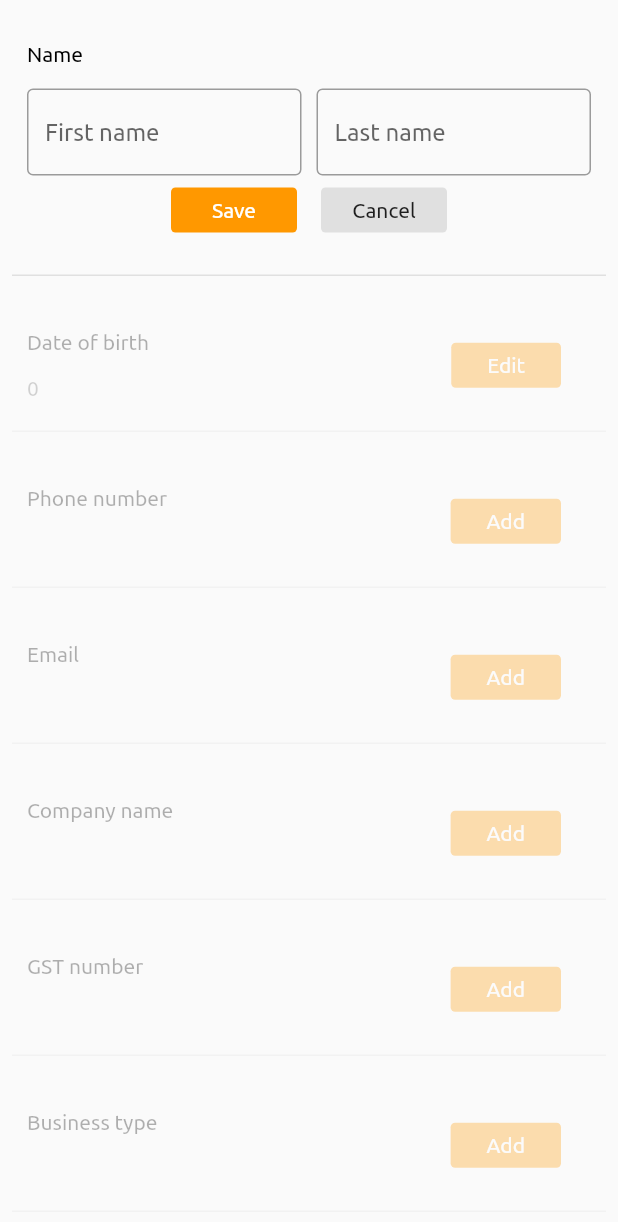
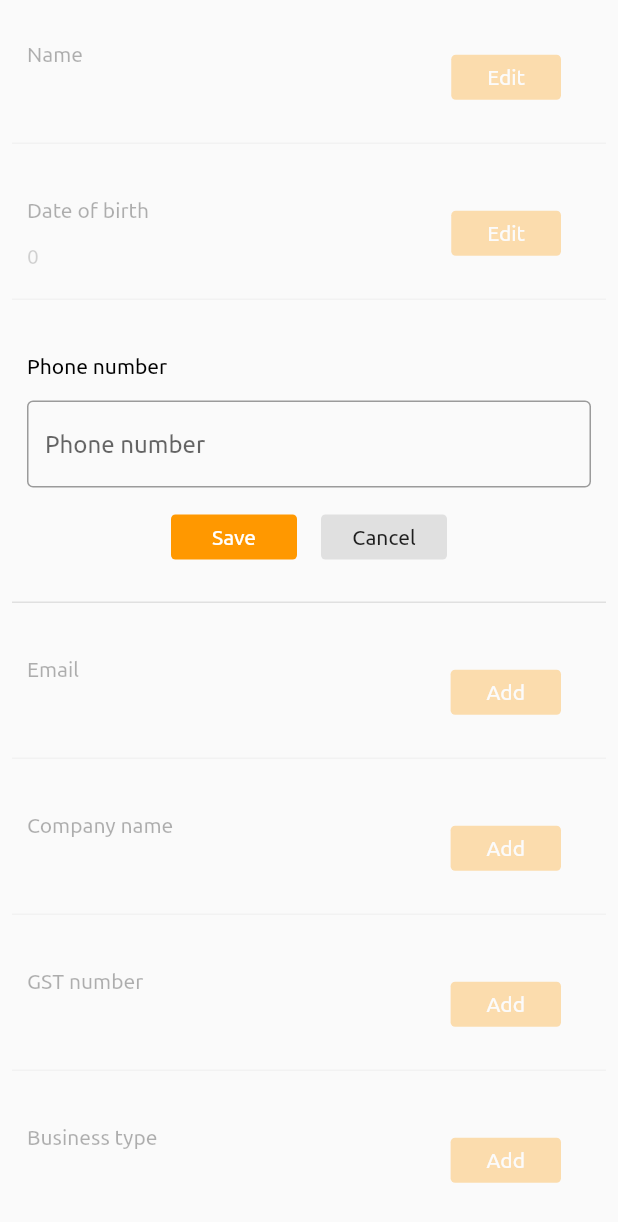
Before and after one commit to krube37/AdWaes, a Flutter app: the _InfoContent widget shown alone on an empty page, opened directly, after a tap on "Edit", after a tap on "Cancel", after a tap on "Add", on a phone screen of 412 x 824 dp. Shown: the top 1222 px of the screen. Run offline on Flutter 3.47's test engine with Material 2 defaults, Android fonts, the phone set to English and light mode, and no system bars; our stand-ins replace carousel_slider, cloud_firestore, firebase_auth, firebase_core, flutter_sticky_header, google_sign_in and 2 more; missing offline and left inert: flutter_firebase_recaptcha; accounts and stored records are empty; network calls fail; project files that could hold a hidden picture were left out.

Commit message:
optimised code re usability in personal info page

```diff
--- a/lib/screens/account/personal_info_page.dart
+++ b/lib/screens/account/personal_info_page.dart
@@ -257,114 +257,120 @@
     return Column(
       crossAxisAlignment: CrossAxisAlignment.start,
       children: [
-        _InfoTile(
+        _InfoContentTile(
           title: 'Name',
-          value: user.firstName ?? 'User_${user.userId}',
+          value: user.displayName,
           isEditMode: editMode[0],
           onEditMode: (isEditMode) => setState(() => editMode[0] = isEditMode),
           hasEditTile: editMode.any((element) => element == true),
-          isNameTile: true,
-          lastName: user.lastName,
+          infoTile: _InfoNameTile(
+            title: 'Name',
+            firstName: user.firstName ?? '',
+            lastName: user.lastName ?? '',
+            onEditMode: (isEditMode) => setState(() => editMode[0] = isEditMode),
+          ),
         ),
-        _InfoTile(
+        _InfoContentTile(
           title: AdWiseUser.dobTitle,
           value: user.ageAsString,
           isEditMode: editMode[1],
           onEditMode: (isEditMode) => setState(() => editMode[1] = isEditMode),
           hasEditTile: editMode.any((element) => element == true),
+          infoTile: _InfoTile(
+            title: AdWiseUser.dobTitle,
+            value: user.ageAsString,
+            onEditMode: (isEditMode) => setState(() => editMode[1] = isEditMode),
+          ),
         ),
-        _InfoTile(
+        _InfoContentTile(
           title: AdWiseUser.phoneNumberTitle,
           value: user.phoneNumber,
           isEditMode: editMode[2],
           onEditMode: (isEditMode) => setState(() => editMode[2] = isEditMode),
           hasEditTile: editMode.any((element) => element == true),
+          infoTile: _InfoTile(
+            title: AdWiseUser.phoneNumberTitle,
+            value: user.phoneNumber,
+            onEditMode: (isEditMode) => setState(() => editMode[2] = isEditMode),
+          ),
         ),
-        _InfoTile(
+        _InfoContentTile(
           title: AdWiseUser.emailTitle,
           value: user.emailId ?? '',
           isEditMode: editMode[3],
           onEditMode: (isEditMode) => setState(() => editMode[3] = isEditMode),
           hasEditTile: editMode.any((element) => element == true),
+          infoTile: _InfoTile(
+            title: AdWiseUser.emailTitle,
+            value: user.emailId ?? '',
+            onEditMode: (isEditMode) => setState(() => editMode[3] = isEditMode),
+          ),
         ),
-        _InfoTile(
+        _InfoContentTile(
           title: AdWiseUser.companyNameTitle,
           value: user.companyName ?? '',
           isEditMode: editMode[4],
           onEditMode: (isEditMode) => setState(() => editMode[4] = isEditMode),
           hasEditTile: editMode.any((element) => element == true),
+          infoTile: _InfoTile(
+            title: AdWiseUser.companyNameTitle,
+            value: user.companyName ?? '',
+            onEditMode: (isEditMode) => setState(() => editMode[4] = isEditMode),
+          ),
         ),
-        _InfoTile(
+        _InfoContentTile(
           title: AdWiseUser.gstNumberTitle,
           value: user.gstNumber ?? '',
           isEditMode: editMode[5],
           onEditMode: (isEditMode) => setState(() => editMode[5] = isEditMode),
           hasEditTile: editMode.any((element) => element == true),
+          infoTile: _InfoTile(
+            title: AdWiseUser.gstNumberTitle,
+            value: user.gstNumber ?? '',
+            onEditMode: (isEditMode) => setState(() => editMode[5] = isEditMode),
+          ),
         ),
-        _InfoTile(
+        _InfoContentTile(
           title: AdWiseUser.businessTypeTitle,
           value: user.businessType ?? '',
           isEditMode: editMode[6],
           onEditMode: (isEditMode) => setState(() => editMode[6] = isEditMode),
           hasEditTile: editMode.any((element) => element == true),
+          infoTile: _InfoTile(
+            title: AdWiseUser.businessTypeTitle,
+            value: user.businessType ?? '',
+            onEditMode: (isEditMode) => setState(() => editMode[6] = isEditMode),
+          ),
         ),
       ],
     );
   }
 }
 
-class _InfoTile extends StatefulWidget {
-  final String title;
-  final String value;
-  final String? lastName;
+class _InfoContentTile extends StatefulWidget {
+  final String title, value;
   final Function(bool isEditMode)? onEditMode;
-  final String? hintText;
   final bool isEditMode;
   final bool hasEditTile;
-  final bool isNameTile;
+  final Widget infoTile;
 
-  const _InfoTile({
+  const _InfoContentTile({
     Key? key,
     required this.title,
     required this.value,
     this.onEditMode,
-    this.isEditMode = false,
-    this.hasEditTile = false,
-    this.isNameTile = false,
-    this.hintText,
-    this.lastName,
-  })  : assert(
-          (lastName == null || isNameTile),
-          'if NameTile is true, then lastName should not be null',
-        ),
-        super(key: key);
+    required this.isEditMode,
+    required this.hasEditTile,
+    required this.infoTile,
+  }) : super(key: key);
 
   @override
-  State<_InfoTile> createState() => _InfoTileState();
+  State<_InfoContentTile> createState() => _InfoContentTileState();
 }
 
-class _InfoTileState extends State<_InfoTile> {
-  late TextEditingController _controller, _lastNameController;
-
-  @override
-  void initState() {
-    _controller = TextEditingController(text: widget.value);
-    if (widget.isNameTile) {
-      _lastNameController = TextEditingController(text: widget.lastName);
-    }
-    super.initState();
-  }
-
-  @override
-  void dispose() {
-    _controller.dispose();
-    if (widget.isNameTile) _lastNameController.dispose();
-    super.dispose();
-  }
-
+class _InfoContentTileState extends State<_InfoContentTile> {
   @override
   Widget build(BuildContext context) {
-    String hintText = widget.hintText ?? widget.title;
     return Opacity(
       opacity: (widget.hasEditTile && !widget.isEditMode) ? 0.3 : 1,
       child: IgnorePointer(
@@ -394,67 +400,7 @@
                         ),
                         const SizedBox(height: 15.0),
                         widget.isEditMode
-                            ? isMobileView(context)
-                                ? Column(
-                                    children: [
-                                      widget.isNameTile
-                                          ? Row(
-                                              children: [
-                                                Expanded(
-                                                  child: _getTextField(
-                                                    _controller,
-                                                    hintText: 'First name',
-                                                  ),
-                                                ),
-                                                const SizedBox(width: 10.0),
-                                                Expanded(
-                                                  child: _getTextField(
-                                                    _lastNameController,
-                                                    hintText: 'Last name',
-                                                  ),
-                                                )
-                                              ],
-                                            )
-                                          : _getTextField(
-                                              _controller,
-                                              hintText: hintText,
-                                            ),
-                                      Container(
-                                        constraints: const BoxConstraints(maxWidth: 200),
-                                        child: _getSaveCancelBtns(),
-                                      )
-                                    ],
-                                  )
-                                : Row(
-                                    children: [
-                                      Expanded(
-                                        flex: 2,
-                                        child: widget.isNameTile
-                                            ? Column(
-                                                children: [
-                                                  _getTextField(
-                                                    _controller,
-                                                    hintText: 'First name',
-                                                  ),
-                                                  const SizedBox(height: 10.0),
-                                                  _getTextField(
-                                                    _lastNameController,
-                                                    hintText: 'Last name',
-                                                  )
-                                                ],
-                                              )
-                                            : _getTextField(
-                                                _controller,
-                                                hintText: hintText,
-                                              ),
-                                      ),
-                                      const SizedBox(width: 30.0),
-                                      Expanded(
-                                        flex: 1,
-                                        child: _getSaveCancelBtns(),
-                                      ),
-                                    ],
-                                  )
+                            ? widget.infoTile
                             : Text(
                                 widget.value,
                                 style: const TextStyle(color: Colors.black54),
@@ -479,6 +425,95 @@
       ),
     );
   }
+}
+
+class _InfoNameTile extends StatefulWidget {
+  final String title;
+  final String firstName;
+  final String lastName;
+  final Function(bool isEditMode)? onEditMode;
+
+  const _InfoNameTile({
+    Key? key,
+    required this.title,
+    required this.firstName,
+    required this.lastName,
+    this.onEditMode,
+  }) : super(key: key);
+
+  @override
+  State<_InfoNameTile> createState() => _InfoNameTileState();
+}
+
+class _InfoNameTileState extends State<_InfoNameTile> {
+  late TextEditingController _firstNameTextController, _lastNameTextController;
+
+  @override
+  void initState() {
+    _firstNameTextController = TextEditingController(text: widget.firstName);
+    _lastNameTextController = TextEditingController(text: widget.lastName);
+    super.initState();
+  }
+
+  @override
+  void dispose() {
+    _firstNameTextController.dispose();
+    _lastNameTextController.dispose();
+    super.dispose();
+  }
+
+  @override
+  Widget build(BuildContext context) {
+    return isMobileView(context)
+        ? Column(
+            children: [
+              Row(
+                children: [
+                  Expanded(
+                    child: _getTextField(
+                      _firstNameTextController,
+                      hintText: 'First name',
+                    ),
+                  ),
+                  const SizedBox(width: 10.0),
+                  Expanded(
+                    child: _getTextField(
+                      _lastNameTextController,
+                      hintText: 'Last name',
+                    ),
+                  )
+                ],
+              ),
+              Container(
+                constraints: const BoxConstraints(maxWidth: 200),
+                child: _getSaveCancelBtns(),
+              )
+            ],
+          )
+        : Row(
+            children: [
+              Expanded(
+                child: Column(
+                  children: [
+                    _getTextField(
+                      _firstNameTextController,
+                      hintText: 'First name',
+                    ),
+                    const SizedBox(height: 10.0),
+                    _getTextField(
+                      _lastNameTextController,
+                      hintText: 'Last name',
+                    )
+                  ],
+                ),
+              ),
+              Container(
+                constraints: const BoxConstraints(maxWidth: 200),
+                child: _getSaveCancelBtns(),
+              )
+            ],
+          );
+  }
 
   Widget _getSaveCancelBtns() => Row(
         mainAxisAlignment: MainAxisAlignment.start,
@@ -488,8 +523,8 @@
                 padding: const EdgeInsets.all(8.0),
                 child: _SaveButton(
                   title: widget.title,
-                  value: () => _controller.text.trim(),
-                  lastName: () => widget.isNameTile ? _lastNameController.text.trim() : null,
+                  value: () => _firstNameTextController.text.trim(),
+                  lastName: () => _lastNameTextController.text.trim(),
                   onCompleted: () => widget.onEditMode?.call(false),
                 )),
           ),
@@ -511,6 +546,104 @@
         keyboardType: TextInputType.number,
         decoration: InputDecoration(
           hintText: hintText,
+          border: const OutlineInputBorder(
+            borderSide: BorderSide(
+              color: Colors.grey,
+            ),
+          ),
+        ),
+      );
+}
+
+class _InfoTile extends StatefulWidget {
+  final String title, value;
+  final Function(bool isEditMode)? onEditMode;
+  final String? hintText;
+
+  const _InfoTile({
+    Key? key,
+    required this.title,
+    required this.value,
+    this.onEditMode,
+    this.hintText,
+  }) : super(key: key);
+
+  @override
+  State<_InfoTile> createState() => _InfoTileState();
+}
+
+class _InfoTileState extends State<_InfoTile> {
+  late TextEditingController _controller;
+
+  @override
+  void initState() {
+    _controller = TextEditingController(text: widget.value);
+    super.initState();
+  }
+
+  @override
+  void dispose() {
+    _controller.dispose();
+    super.dispose();
+  }
+
+  @override
+  Widget build(BuildContext context) {
+    return isMobileView(context)
+        ? Column(
+            children: [
+              _getTextField(),
+              const SizedBox(height: 10.0),
+              Container(
+                constraints: const BoxConstraints(maxWidth: 200),
+                child: _getSaveCancelBtns(),
+              )
+            ],
+          )
+        : Row(
+            children: [
+              Expanded(
+                child: _getTextField(),
+              ),
+              const SizedBox(width: 10.0),
+              Container(
+                constraints: const BoxConstraints(maxWidth: 200),
+                child: _getSaveCancelBtns(),
+              )
+            ],
+          );
+  }
+
+  Widget _getSaveCancelBtns() => Row(
+        mainAxisAlignment: MainAxisAlignment.start,
+        children: [
+          Expanded(
+            child: Padding(
+                padding: const EdgeInsets.all(8.0),
+                child: _SaveButton(
+                  title: widget.title,
+                  value: () => _controller.text.trim(),
+                  onCompleted: () => widget.onEditMode?.call(false),
+                )),
+          ),
+          Expanded(
+            child: Padding(
+              padding: const EdgeInsets.all(8.0),
+              child: _CustomInfoBtn(
+                name: 'Cancel',
+                color: Colors.grey.shade300,
+                onTap: () => widget.onEditMode?.call(false),
+              ),
+            ),
+          ),
+        ],
+      );
+
+  Widget _getTextField() => TextField(
+        controller: _controller,
+        keyboardType: TextInputType.number,
+        decoration: InputDecoration(
+          hintText: widget.hintText ?? widget.title,
           border: const OutlineInputBorder(
             borderSide: BorderSide(
               color: Colors.grey,
```
